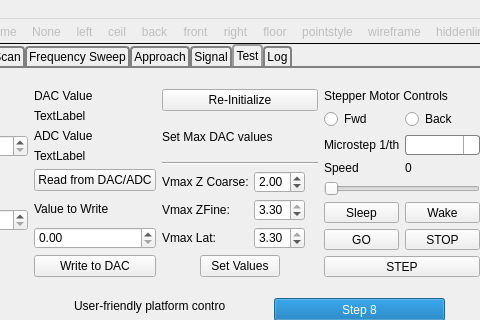
This is gui/mainwindow.ui in neil-sarkar/AFM-CLIENT as Qt 5 draws it before an edit; both pictures show x 304 to 784 and y 0 to 320 of the 910 by 664 pixel window. The edited form follows.
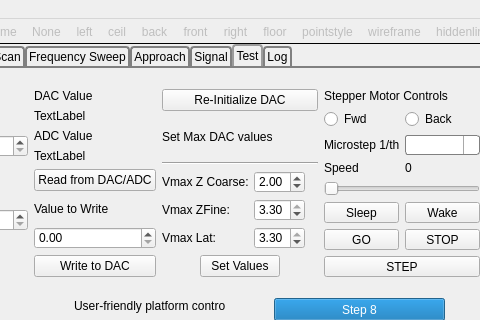
This is the edited form. The open tabs and pages were chosen to show the change. Icons and pictures are not drawn.

Patch:
```diff
--- a/gui/mainwindow.ui
+++ b/gui/mainwindow.ui
@@ -2199,7 +2199,7 @@
          <item>
           <widget class="QPushButton" name="btn_re_init">
            <property name="text">
-            <string>Re-Initialize</string>
+            <string>Re-Initialize DAC</string>
            </property>
           </widget>
          </item>
```
Left out of the diff: 2 changed lines with no effect on the pictures.
